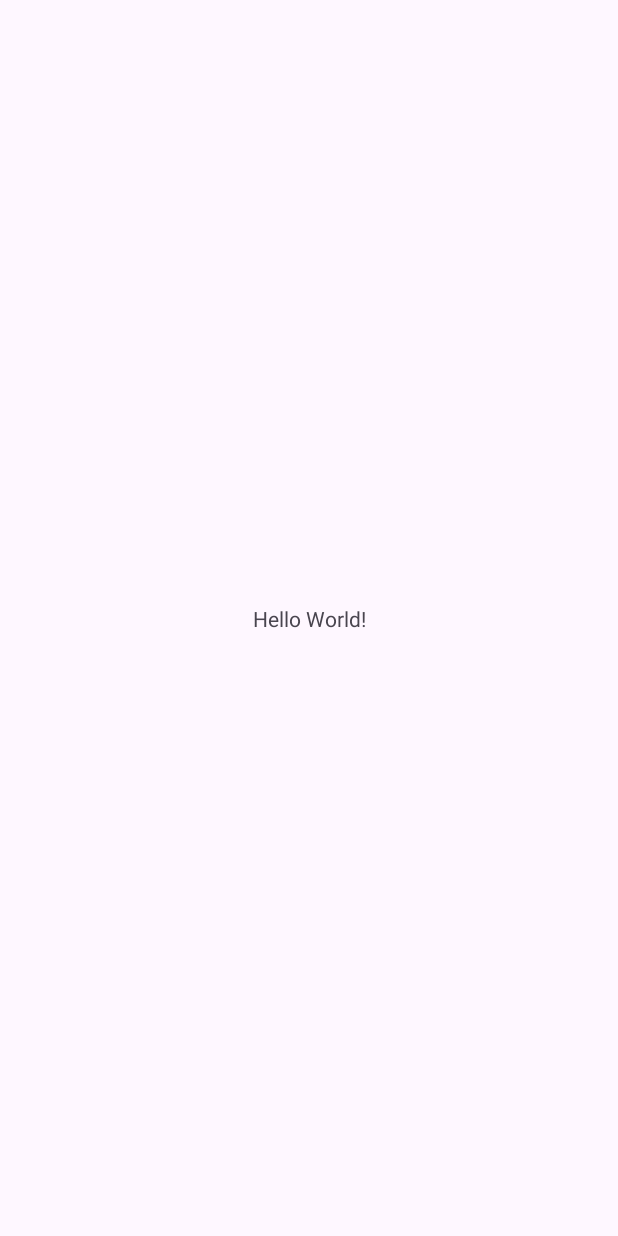
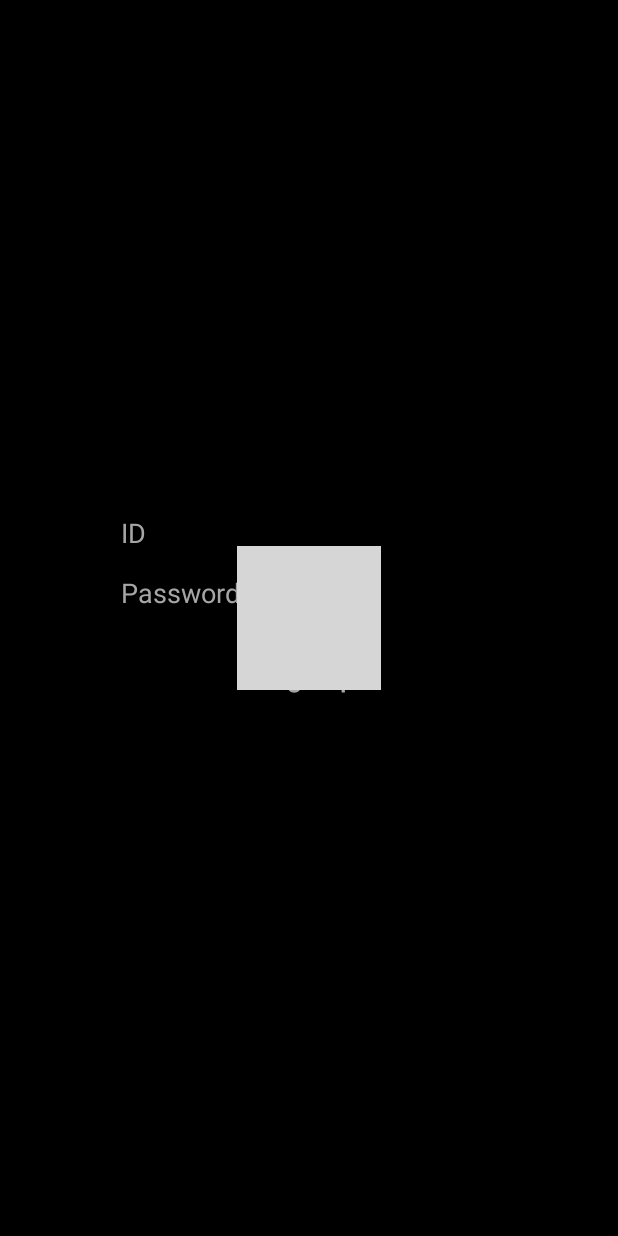
Before and after one commit to hj1016/Spotlight, an Android app: the screen it shows after launch (MainActivity), on a phone screen of 412 x 824 dp. Before the commit the screen is almost empty. Run offline under Robolectric (Android 15) with nearby library versions, the phone set to English and light mode, and no system bars; grey boxes are pictures that could not be loaded.

Commit message:
로그인, 홈피드

```diff
--- a/app/src/main/AndroidManifest.xml
+++ b/app/src/main/AndroidManifest.xml
@@ -3,6 +3,7 @@
     xmlns:tools="http://schemas.android.com/tools">
 
     <application
+
         android:allowBackup="true"
         android:dataExtractionRules="@xml/data_extraction_rules"
         android:fullBackupContent="@xml/backup_rules"
@@ -21,6 +22,10 @@
                 <category android:name="android.intent.category.LAUNCHER" />
             </intent-filter>
         </activity>
+        <activity android:name=".LoginActivity">
+            <!-- 인텐트 필터는 필요에 따라 추가 -->
+        </activity>
+
     </application>
 
 </manifest>
--- a/app/src/main/java/com/example/spotlight/MainActivity.java
+++ b/app/src/main/java/com/example/spotlight/MainActivity.java
@@ -1,6 +1,10 @@
 package com.example.spotlight;
 
 import android.os.Bundle;
+import android.view.View;
+import android.widget.Button;
+import android.widget.EditText;
+import android.widget.Toast;
 
 import androidx.activity.EdgeToEdge;
 import androidx.appcompat.app.AppCompatActivity;
@@ -8,17 +12,107 @@ import androidx.core.graphics.Insets;
 import androidx.core.view.ViewCompat;
 import androidx.core.view.WindowInsetsCompat;
 
+import androidx.appcompat.app.ActionBarDrawerToggle;
+import androidx.drawerlayout.widget.DrawerLayout;
+
 public class MainActivity extends AppCompatActivity {
+
+    private EditText usernameEditText;
+    private EditText passwordEditText;
+    //private Button loginButton;
+    private Button signupButton;
 
     @Override
     protected void onCreate(Bundle savedInstanceState) {
         super.onCreate(savedInstanceState);
         EdgeToEdge.enable(this);
-        setContentView(R.layout.activity_main);
+        setContentView(R.layout.activity_login);
+
         ViewCompat.setOnApplyWindowInsetsListener(findViewById(R.id.main), (v, insets) -> {
             Insets systemBars = insets.getInsets(WindowInsetsCompat.Type.systemBars());
             v.setPadding(systemBars.left, systemBars.top, systemBars.right, systemBars.bottom);
             return insets;
         });
+        // 뷰 초기화
+        usernameEditText = findViewById(R.id.username);
+        passwordEditText = findViewById(R.id.password);
+        //loginButton = findViewById(R.id.loginButton); 로그인 버튼 따로 없이 ID/비번 맞으면 바로 넘어가게 하고픔
+        signupButton = findViewById(R.id.signupButton);
+
+        // 로그인 버튼 리스너
+        //loginButton.setOnClickListener(new View.OnClickListener() {
+           // @Override
+            //public void onClick(View v) {
+                // 로그인 로직 실행
+               // performLogin(usernameEditText.getText().toString(), passwordEditText.getText().toString());
+           // }
+        //});
+
+        // 회원가입 버튼 리스너
+        signupButton.setOnClickListener(new View.OnClickListener() {
+            @Override
+            public void onClick(View v) {
+                // 회원가입 로직 실행
+                performSignUp();
+            }
+        });
+    }
+    private void performLogin(String username, String password) {
+        // TODO: 실제 로그인 로직 구현
+        Toast.makeText(this, "Login Attempt with Username: " + username, Toast.LENGTH_SHORT).show();
+    }
+
+    private void performSignUp() {
+        // TODO: 실제 회원가입 로직 구현
+        Toast.makeText(this, "Sign Up Button Clicked", Toast.LENGTH_SHORT).show();
+    }
+    public boolean onCreateOptionsMenu(Menu menu) {
+        getMenuInflater().inflate(R.menu.toolbar_menu, menu);
+        return true;
     }
 }
+public class MainActivity extends AppCompatActivity {
+    @Override
+    protected void onCreate(Bundle savedInstanceState) {
+        super.onCreate(savedInstanceState);
+        setContentView(R.layout.activity_main);
+
+        Toolbar toolbar = findViewById(R.id.toolbar);
+        setSupportActionBar(toolbar);
+        getSupportActionBar().setTitle("Spotlight");
+
+        // 메뉴 아이콘 추가
+        toolbar.setNavigationIcon(R.drawable.ic_menu); // 메뉴 아이콘 리소스
+        toolbar.setNavigationOnClickListener(view -> {
+            // 메뉴 버튼 클릭 이벤트 처리
+        });
+    }
+
+        private DrawerLayout drawerLayout;
+        private ActionBarDrawerToggle toggle;
+
+        @Override
+        protected void onCreate(Bundle savedInstanceState) {
+            super.onCreate(savedInstanceState);
+            setContentView(R.layout.activity_main);
+
+            drawerLayout = findViewById(R.id.drawer_layout);
+            NavigationView navigationView = findViewById(R.id.nav_view);
+
+            toggle = new ActionBarDrawerToggle(
+                    this, drawerLayout, R.string.navigation_drawer_open, R.string.navigation_drawer_close);
+            drawerLayout.addDrawerListener(toggle);
+            toggle.syncState();
+
+            getSupportActionBar().setDisplayHomeAsUpEnabled(true);
+        }
+
+        @Override
+        public boolean onOptionsItemSelected(MenuItem item) {
+            if (toggle.onOptionsItemSelected(item)) {
+                return true;
+            }
+            return super.onOptionsItemSelected(item);
+        }
+
+}
--- /dev/null
+++ b/app/src/main/res/layout/activity_login.xml
@@ -0,0 +1,64 @@
+<?xml version="1.0" encoding="utf-8"?>
+
+<RelativeLayout xmlns:android="http://schemas.android.com/apk/res/android"
+
+android:id="@+id/main"
+android:layout_width="match_parent"
+android:layout_height="match_parent"
+android:background="#000000"> <!-- 검정 배경 -->
+
+<ImageView
+        android:id="@+id/backgroundImage"
+        android:layout_width="wrap_content"
+        android:layout_height="wrap_content"
+        android:layout_centerInParent="true"
+        android:src="@drawable/login_circle" />
+<TextView
+    android:id="@+id/welcomeText"
+    android:layout_width="wrap_content"
+    android:layout_height="wrap_content"
+    android:text="welcome!"
+    android:textSize="24sp"
+    android:textColor="#000000"
+    android:layout_centerHorizontal="true"
+    android:layout_marginTop="280dp"/> <!-- 상단 여백 -->
+
+<EditText
+    android:id="@+id/username"
+    android:layout_width="250dp"
+    android:layout_height="wrap_content"
+    android:layout_below="@id/welcomeText"
+    android:layout_centerHorizontal="true"
+    android:layout_marginTop="30dp"
+    android:hint="ID"
+    android:textColor="#A6A6A6"
+    android:textColorHint="#A6A6A6"
+    android:background="@android:color/transparent"
+    android:inputType="textEmailAddress"/>
+
+<EditText
+    android:id="@+id/password"
+    android:layout_width="250dp"
+    android:layout_height="wrap_content"
+    android:layout_below="@id/username"
+    android:layout_centerHorizontal="true"
+    android:layout_marginTop="15dp"
+    android:hint="Password"
+    android:textColor="#A6A6A6"
+    android:textColorHint="#A6A6A6"
+    android:background="@android:color/transparent"
+    android:inputType="textPassword"/>
+
+<Button
+    android:id="@+id/signupButton"
+    android:layout_width="200dp"
+    android:layout_height="wrap_content"
+    android:layout_below="@id/password"
+    android:layout_centerHorizontal="true"
+    android:layout_marginTop="20dp"
+    android:text="Sign up"
+    android:textSize="18sp"
+    android:textColor="#A6A6A6"
+    android:background="@android:color/transparent"/>
+
+</RelativeLayout>
--- /dev/null
+++ b/app/src/main/res/menu/toolbar_menu.xml
@@ -0,0 +1,8 @@
+<?xml version="1.0" encoding="utf-8"?>
+<menu xmlns:android="http://schemas.android.com/apk/res/android">
+    <item
+        android:id="@+id/action_settings"
+        android:title="Settings"
+        android:icon="@drawable/ic_settings"
+        android:showAsAction="ifRoom" />
+</menu>
--- a/app/src/main/res/values/strings.xml
+++ b/app/src/main/res/values/strings.xml
@@ -1,3 +1,4 @@
 <resources>
-    <string name="app_name">Spotlight</string>
+    <string name="navigation_drawer_open">Open navigation drawer</string>
+    <string name="navigation_drawer_close">Close navigation drawer</string>
 </resources>
--- /dev/null
+++ b/app/src/main/res/values/styles.xml
@@ -0,0 +1,6 @@
+<?xml version="1.0" encoding="utf-8"?>
+<resources>
+    <style name="ToolbarTheme" parent="ThemeOverlay.AppCompat.Dark.ActionBar">
+        <item name="android:textColorPrimary">@android:color/white</item>
+    </style>
+</resources>
```
Also changed, not shown: app/src/main/res/layout/activity_main.xml (+56 -9 lines), app/src/main/res/menu/drawer_menu.xml (added, +42 -0 lines).
